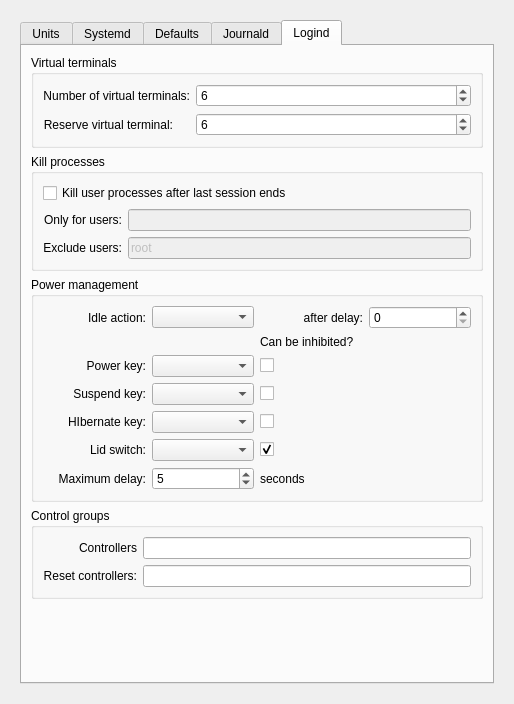
The window that ui/kcmsystemd.ui (rthomsen/kcmsystemd) describes before a commit, drawn with Qt 5.
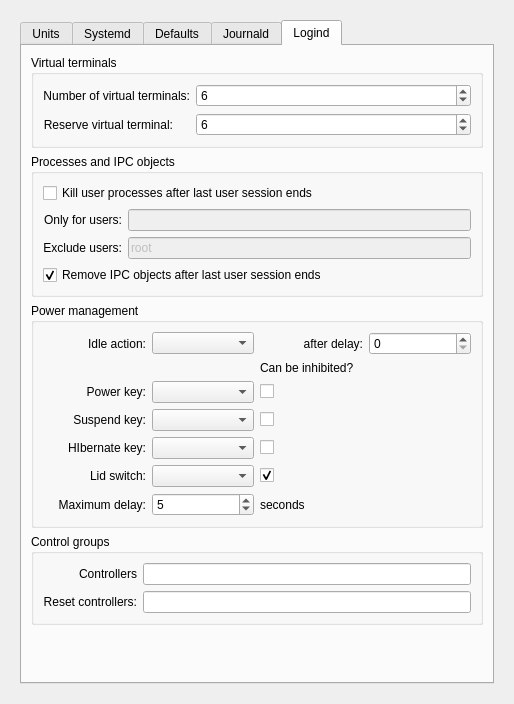
The same window after the commit. The open tabs and pages were chosen to show the change. Custom widgets are drawn as their Qt base class.

Commit message: Implemented the RemoveIPC option introduced in systemd 212.

Patch:
```diff
--- a/ui/kcmsystemd.ui
+++ b/ui/kcmsystemd.ui
@@ -10,7 +10,7 @@
     <x>0</x>
     <y>0</y>
     <width>481</width>
-    <height>629</height>
+    <height>655</height>
    </rect>
   </property>
   <property name="sizePolicy">
@@ -1564,7 +1564,7 @@
            <string>Logind</string>
           </attribute>
           <layout class="QGridLayout" name="gridLayout_13">
-           <item row="2" column="0">
+           <item row="4" column="0">
             <widget class="QGroupBox" name="groupBox_13">
              <property name="title">
               <string>Power management</string>
@@ -1764,6 +1764,19 @@
              </layout>
             </widget>
            </item>
+           <item row="6" column="0">
+            <spacer name="verticalSpacer_3">
+             <property name="orientation">
+              <enum>Qt::Vertical</enum>
+             </property>
+             <property name="sizeHint" stdset="0">
+              <size>
+               <width>20</width>
+               <height>0</height>
+              </size>
+             </property>
+            </spacer>
+           </item>
            <item row="0" column="0">
             <widget class="QGroupBox" name="groupBox_4">
              <property name="title">
@@ -1822,7 +1835,7 @@
            <item row="1" column="0">
             <widget class="QGroupBox" name="groupBox_11">
              <property name="title">
-              <string>Kill processes</string>
+              <string>Processes and IPC objects</string>
              </property>
              <layout class="QGridLayout" name="gridLayout_7">
               <item row="1" column="0">
@@ -1874,14 +1887,30 @@
                  <string>&lt;html&gt;&lt;head/&gt;&lt;body&gt;&lt;p&gt;Kill user processes when users completely log out.&lt;/p&gt;&lt;/body&gt;&lt;/html&gt;</string>
                 </property>
                 <property name="text">
-                 <string>Kill user processes after last session ends</string>
+                 <string>Kill user processes after last user session ends</string>
+                </property>
+               </widget>
+              </item>
+              <item row="3" column="0" colspan="2">
+               <widget class="QCheckBox" name="chkRemoveIPC">
+                <property name="toolTip">
+                 <string>&lt;html&gt;&lt;head/&gt;&lt;body&gt;&lt;p&gt;Remove IPC objects belonging to a user when the user fully logs out. The root user is unaffected by this setting.&lt;/p&gt;&lt;/body&gt;&lt;/html&gt;</string>
+                </property>
+                <property name="text">
+                 <string>Remove IPC objects after last user session ends</string>
+                </property>
+                <property name="checked">
+                 <bool>true</bool>
+                </property>
+                <property name="tristate">
+                 <bool>false</bool>
                 </property>
                </widget>
               </item>
              </layout>
             </widget>
            </item>
-           <item row="3" column="0">
+           <item row="5" column="0">
             <widget class="QGroupBox" name="grpControlGroups">
              <property name="title">
               <string>Control groups</string>
@@ -1924,19 +1953,6 @@
              </layout>
             </widget>
            </item>
-           <item row="4" column="0">
-            <spacer name="verticalSpacer_3">
-             <property name="orientation">
-              <enum>Qt::Vertical</enum>
-             </property>
-             <property name="sizeHint" stdset="0">
-              <size>
-               <width>20</width>
-               <height>0</height>
-              </size>
-             </property>
-            </spacer>
-           </item>
           </layout>
          </widget>
         </widget>
```
Left out of the diff: 2 changed lines with no effect on the pictures. The commit also changes 1 other file.
